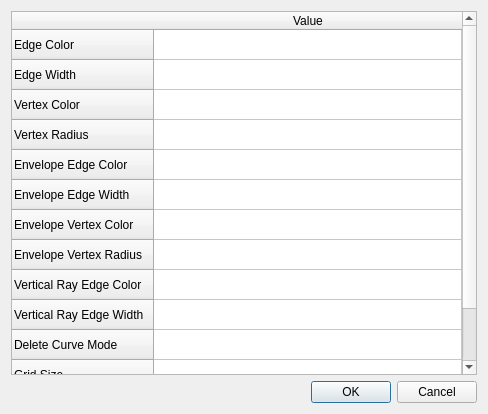
The window that Arrangement_on_surface_2/demo/Arrangement_on_surface_2/ArrangementDemoPropertiesDialog.ui (CGAL/cgal) describes before a commit, drawn with Qt 5.
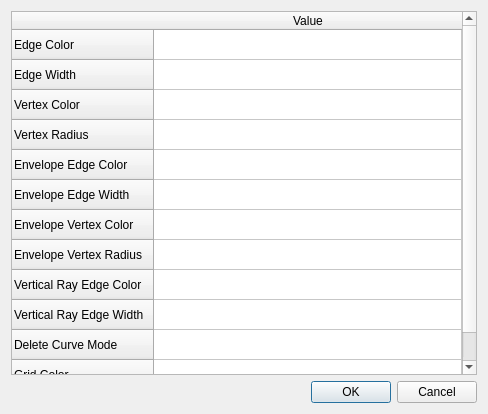
The same window after the commit.

Patch:
```diff
--- a/Arrangement_on_surface_2/demo/Arrangement_on_surface_2/ArrangementDemoPropertiesDialog.ui
+++ b/Arrangement_on_surface_2/demo/Arrangement_on_surface_2/ArrangementDemoPropertiesDialog.ui
@@ -83,11 +83,6 @@
        <string>Delete Curve Mode</string>
       </property>
      </row>
-     <row>
-      <property name="text">
-       <string>Grid Size</string>
-      </property>
-     </row>
      <row>
       <property name="text">
        <string>Grid Color</string>
```
